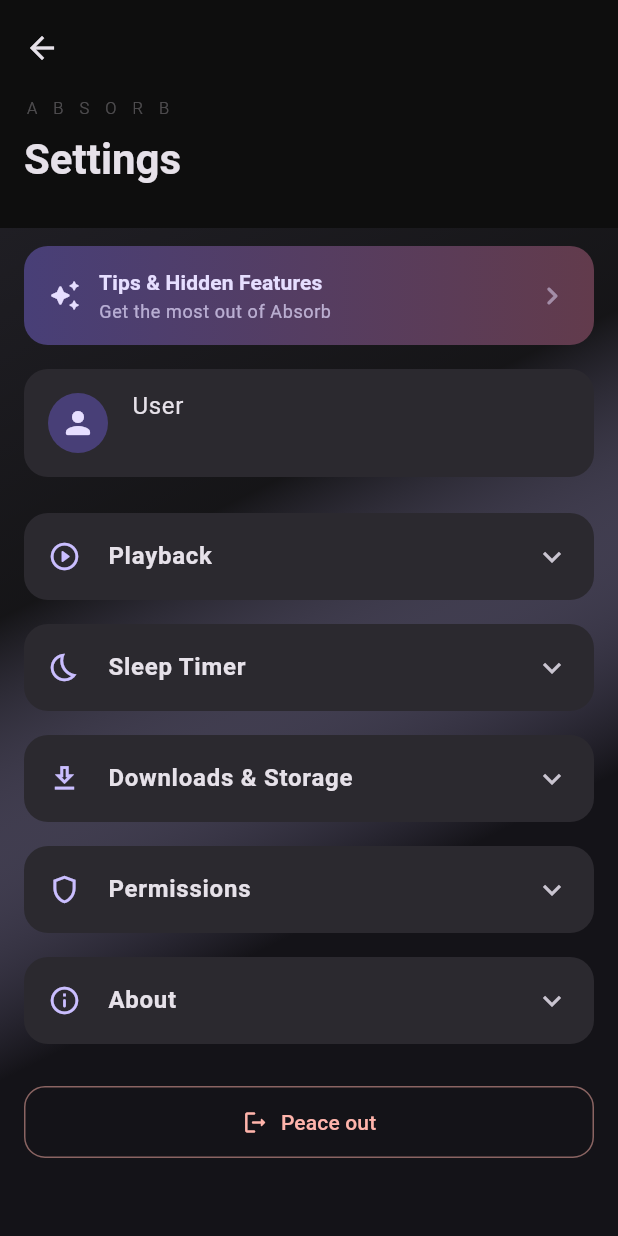
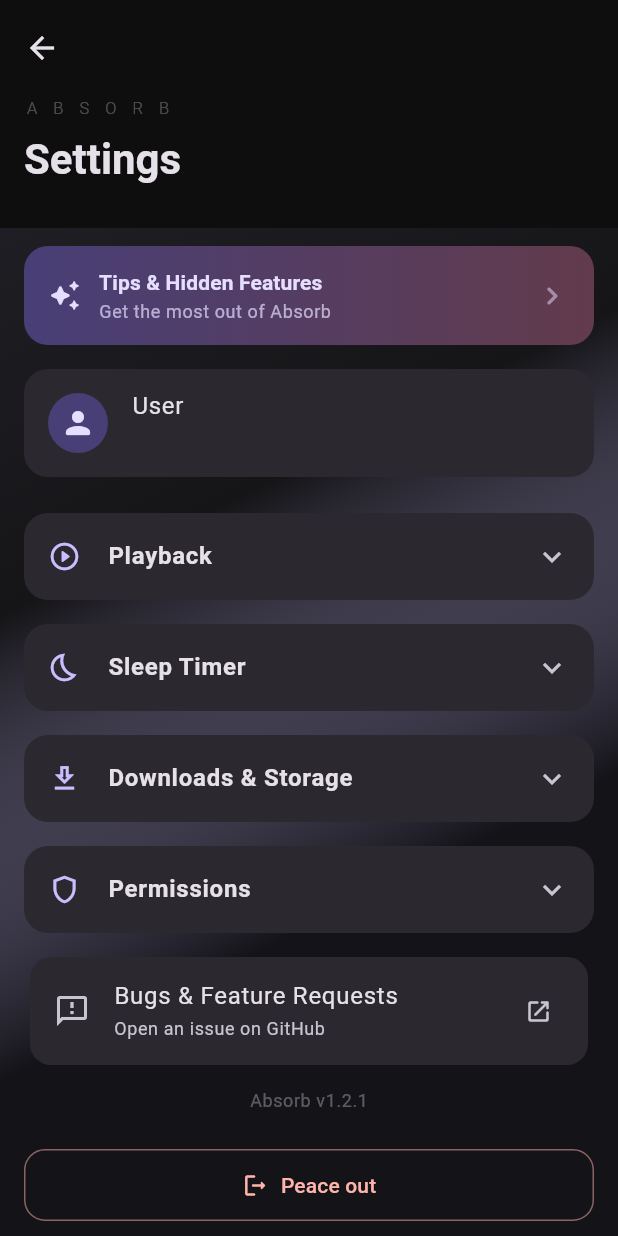
Before and after one commit to kevingatera/absorb, a Flutter app: the SettingsScreen screen opened directly, on a phone screen of 412 x 824 dp. Run offline on Flutter 3.47's test engine with Material 3 defaults, Android fonts, the phone set to English and light mode, and no system bars; drawn by our look-alikes of dynamic_color; our stand-ins replace app_links, audio_service, cached_network_image, connectivity_plus, device_info_plus, file_picker and 6 more; missing offline and left inert: audio_session, just_audio_platform_interface; accounts and stored records are empty; statements that could not run were skipped.

Commit message:
v1.2.3 see release notes

```diff
--- a/lib/screens/settings_screen.dart
+++ b/lib/screens/settings_screen.dart
@@ -3,6 +3,7 @@
 import 'package:provider/provider.dart';
 import 'package:permission_handler/permission_handler.dart';
 import 'package:file_picker/file_picker.dart';
+import 'package:url_launcher/url_launcher.dart';
 import '../providers/auth_provider.dart';
 import '../providers/library_provider.dart';
 import '../services/audio_player_service.dart';
@@ -702,27 +703,43 @@
                 ),
                 const SizedBox(height: 8),
 
-                // ── About ──
-                _CollapsibleSection(
-                  icon: Icons.info_outline_rounded,
-                  title: 'About',
-                  cs: cs,
-                  children: [
-                    ListTile(
-                      leading: const Icon(Icons.info_outline_rounded),
-                      title: const Text('App Version'),
-                      trailing: Text('1.2.2', style: tt.bodyMedium?.copyWith(color: cs.onSurfaceVariant)),
-                    ),
-                    if (auth.serverSettings != null)
-                      ListTile(
-                        leading: const Icon(Icons.dns_outlined),
-                        title: const Text('Server Version'),
-                        trailing: Text(
-                          (auth.serverSettings!['version'] as String?) ?? '—',
-                          style: tt.bodyMedium?.copyWith(color: cs.onSurfaceVariant)),
+                // ── Support & Info ──
+                Padding(
+                  padding: const EdgeInsets.symmetric(horizontal: 16),
+                  child: Column(
+                    children: [
+                      Card(
+                        color: cs.surfaceContainerHigh,
+                        shape: RoundedRectangleBorder(
+                            borderRadius: BorderRadius.circular(14)),
+                        clipBehavior: Clip.antiAlias,
+                        child: ListTile(
+                          leading: Icon(Icons.feedback_outlined,
+                              color: cs.onSurfaceVariant),
+                          title: const Text('Bugs & Feature Requests'),
+                          subtitle: Text('Open an issue on GitHub',
+                              style: tt.bodySmall
+                                  ?.copyWith(color: cs.onSurfaceVariant)),
+                          trailing: Icon(Icons.open_in_new_rounded,
+                              size: 18, color: cs.onSurfaceVariant),
+                          onTap: () => launchUrl(
+                              Uri.parse(
+                                  'https://github.com/pounat/absorb/issues'),
+                              mode: LaunchMode.externalApplication),
+                        ),
                       ),
-                  ],
+                      const SizedBox(height: 12),
+                      Text(
+                        auth.serverVersion != null
+                            ? 'Absorb v1.2.1  ·  Server ${auth.serverVersion}'
+                            : 'Absorb v1.2.1',
+                        style: tt.bodySmall?.copyWith(
+                            color: cs.onSurfaceVariant.withValues(alpha: 0.4)),
+                      ),
+                    ],
+                  ),
                 ),
+
                 const SizedBox(height: 24),
 
                 // ── Sign out ──
--- a/pubspec.yaml
+++ b/pubspec.yaml
@@ -59,6 +59,9 @@
   url_launcher: ^6.2.5
   app_links: ^6.1.1
 
+  # Pausing for interruptions
+  audio_session: ^0.1.21
+
 dev_dependencies:
   flutter_test:
     sdk: flutter
```
Also changed, not shown: lib/providers/auth_provider.dart (+20 -0 lines), lib/services/api_service.dart (+17 -1 lines), lib/services/audio_player_service.dart (+46 -1 lines), pubspec.lock.
